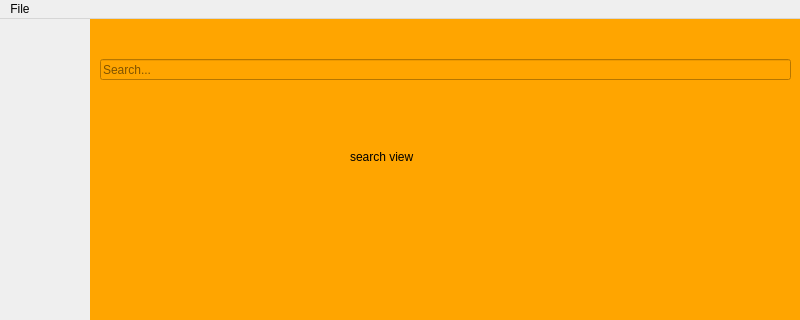
First picture: the form in src/windows/mainwindow.ui, repository fast-food-finder-associates/FastFoodFinder, before the edit; both pictures show x 0 to 800 and y 0 to 320 of the 800 by 600 pixel window.
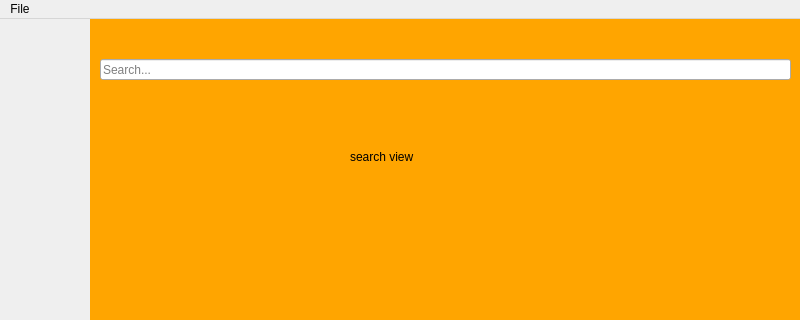
Second picture: the form after the edit. The open tabs and pages were chosen to show the change. Icons and pictures are not drawn.

Commit message: Combined NavItem toggles, into one function that is left open ended incase we want to add more states, also changed the style sheets for inventory views

```diff
--- a/src/windows/mainwindow.ui
+++ b/src/windows/mainwindow.ui
@@ -124,6 +124,17 @@
         <verstretch>0</verstretch>
        </sizepolicy>
       </property>
+      <property name="font">
+       <font>
+        <strikeout>false</strikeout>
+       </font>
+      </property>
+      <property name="cursor">
+       <cursorShape>ForbiddenCursor</cursorShape>
+      </property>
+      <property name="mouseTracking">
+       <bool>false</bool>
+      </property>
       <property name="styleSheet">
        <string notr="true"/>
       </property>
@@ -132,7 +143,7 @@
       </property>
       <widget class="QWidget" name="searchView">
        <property name="styleSheet">
-        <string notr="true">* {
+        <string notr="true">QWidget#searchView{
 background-color: orange;
 }</string>
        </property>
@@ -164,6 +175,20 @@
           <height>21</height>
          </rect>
         </property>
+        <property name="font">
+         <font>
+          <strikeout>false</strikeout>
+         </font>
+        </property>
+        <property name="cursor">
+         <cursorShape>ForbiddenCursor</cursorShape>
+        </property>
+        <property name="styleSheet">
+         <string notr="true"/>
+        </property>
+        <property name="text">
+         <string/>
+        </property>
         <property name="placeholderText">
          <string>Search...</string>
         </property>
```
Left out of the diff: 11 changed lines with no effect on the pictures. The commit also changes 3 other files.
